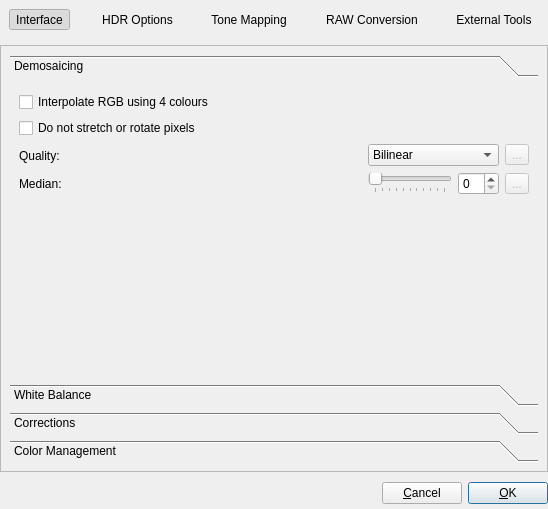
Before: the Qt Designer form forms/PreferencesDialog.ui in LuminanceHDR/LuminanceHDR, drawn with Qt 5.
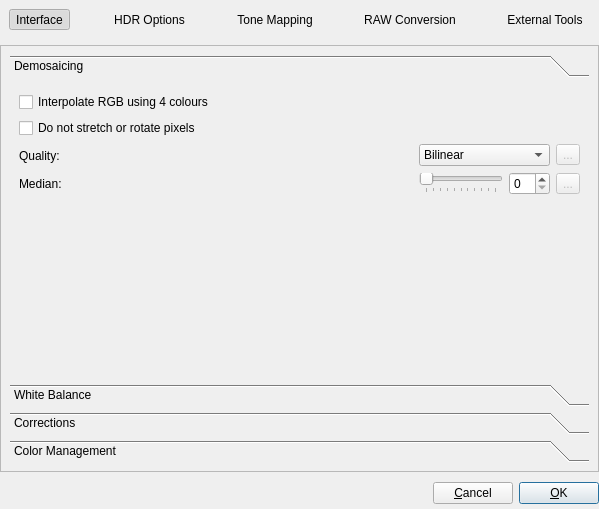
After: the same form once the commit is applied. The open tabs and pages were chosen to show the change. Icons and pictures are not drawn.

Patch:
```diff
--- a/forms/PreferencesDialog.ui
+++ b/forms/PreferencesDialog.ui
@@ -6,7 +6,7 @@
    <rect>
     <x>0</x>
     <y>0</y>
-    <width>548</width>
+    <width>599</width>
     <height>509</height>
    </rect>
   </property>
@@ -815,8 +815,8 @@
              <rect>
               <x>0</x>
               <y>0</y>
-              <width>526</width>
-              <height>241</height>
+              <width>573</width>
+              <height>237</height>
              </rect>
             </property>
             <attribute name="label">
```
Left out of the diff: 17 changed lines with no effect on the pictures.
